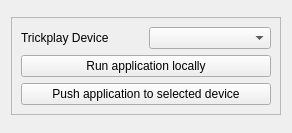
Old version of the form tools/debug/UI/DeviceManager.ui in the repository TrickPlay/Trickplay.
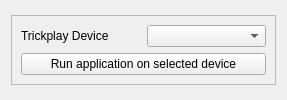
New version of the form.

Diff of the .ui file:
```diff
--- a/tools/debug/UI/DeviceManager.ui
+++ b/tools/debug/UI/DeviceManager.ui
@@ -6,8 +6,8 @@
    <rect>
     <x>0</x>
     <y>0</y>
-    <width>292</width>
-    <height>133</height>
+    <width>287</width>
+    <height>100</height>
    </rect>
   </property>
   <property name="windowTitle">
@@ -46,14 +46,7 @@
       <item>
        <widget class="QPushButton" name="run">
         <property name="text">
-         <string>Run application locally</string>
-        </property>
-       </widget>
-      </item>
-      <item>
-       <widget class="QPushButton" name="push">
-        <property name="text">
-         <string>Push application to selected device</string>
+         <string>Run application on selected device</string>
         </property>
        </widget>
       </item>
```
